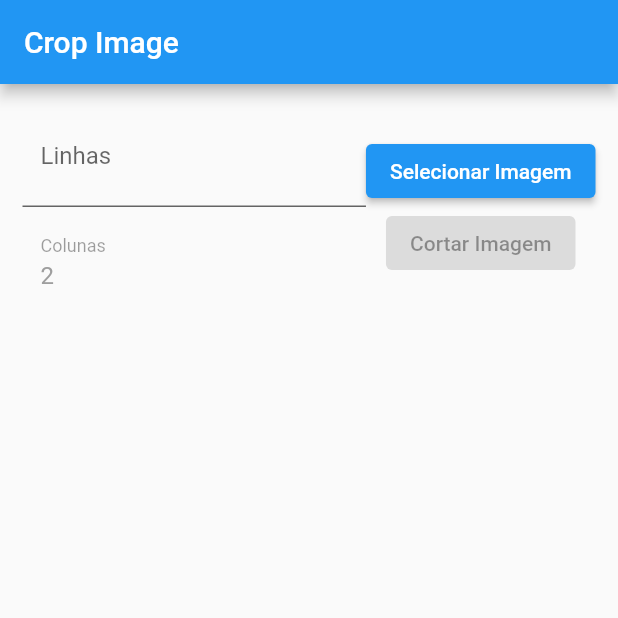
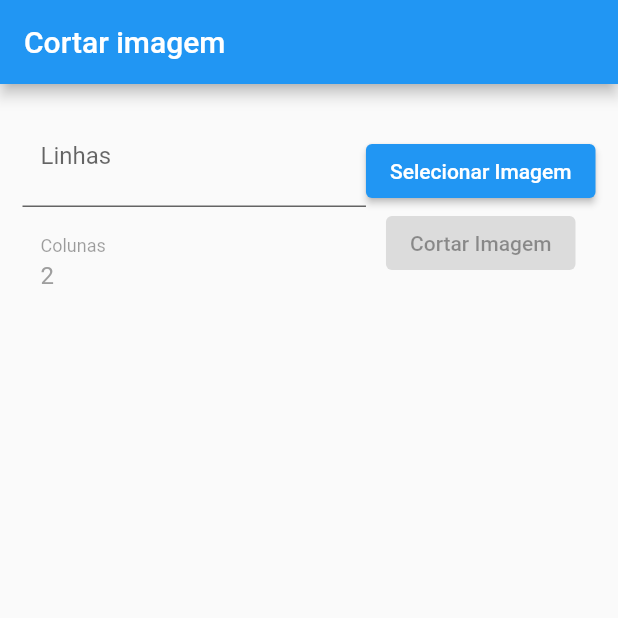
Before and after one commit to maiaraourives/cortar_imagem, a Flutter app: the screen it shows after launch, on a phone screen of 412 x 824 dp, the top half of it. Run offline on Flutter 3.47's test engine with Material 2 defaults, Android fonts, the phone set to English and light mode, and no system bars; our stand-ins replace flutter_mobx, image_picker, mobx; generated files the repository leaves out were written again.

Commit message:
Ajuste no for

```diff
--- a/lib/services/crop_image_service.dart
+++ b/lib/services/crop_image_service.dart
@@ -19,17 +19,12 @@ class CropImageService {
 
     late ui.Image parteImagem;
 
-    //TODO pegar o tamanho total da imagem
     int altura = imgs.height; //Altura da imagem
     int lagura = imgs.width; //Largura da imagem
 
-    //TODO dividir o total da altura da imagem pela quantidade de linhas -> vai descobrir a altura de cada parte
     int alturaCada = altura ~/ rows;
 
-    //TODO dividir o total da largura pela quantidade de colunas -> vai descobrir a largura de cada parte
     int laguraCada = lagura ~/ columns;
-
-    //TODO FOR para cortar as imagens
 
     //Quando for a primeira será Y e X sempre zero
     for(int i = 1; i >= rows; i >= columns){
@@ -46,6 +41,8 @@ class CropImageService {
         imgs = img.copyCrop(image as img.Image, x, y, laguraCada, alturaCada);
       }
 
+      for(int i = 1; i < rows; i < columns){
+
         if(i < columns){
           int x = lagura ~/ columns;
           imgs = img.copyCrop(image as img.Image, x, y, laguraCada, alturaCada);
@@ -57,17 +54,12 @@ class CropImageService {
           imgs = img.copyCrop(image as img.Image, x, y, laguraCada, alturaCada);
         }
 
-      img.Image? teste;
+      }
+    }
 
-      imgImageTo(teste!).then((value){
+    imgImageTo(imgs).then((value){
       parteImagem = value;
     });
-    }
-
-    // imgImageTo(imgs!).then((value){
-    //   parteImagem = value;
-    // });
-
 
     //retornar a lista
     return [imgs];
--- a/lib/views/cortar/cortar_view.dart
+++ b/lib/views/cortar/cortar_view.dart
@@ -1,4 +1,4 @@
-// import 'dart:ui' as ui;
+import 'dart:ui' as ui;
 import 'package:flutter/material.dart';
 import 'package:flutter/services.dart';
 import 'package:flutter_mobx/flutter_mobx.dart';
@@ -56,7 +56,7 @@ class _CortarViewState extends State<CortarView> {
 
   void cropImage() async {
     if (formKey.currentState!.validate()) {
-      final parts = await CropImageService.cropImage(cortar.colunas!, cortar.linhas!, stateView.image!, stateView.partsImages as img.Image);
+      final parts = await CropImageService.cropImage(cortar.colunas!, cortar.linhas!, stateView.image!, stateView.image as img.Image);
 
       stateView.setPartsImages(parts);
     }
@@ -65,36 +65,36 @@ class _CortarViewState extends State<CortarView> {
   @override
   Widget build(BuildContext context) {
 
-    // final partsImages = stateView.partsImages;
+    final partsImages = stateView.partsImages;
 
     List<Widget> children = [];
 
-    // for (int i = 0; i < partsImages.length; i += 2) {
-    //   if (i < partsImages.length - 1) {
-    //     ui.Image? parte1;
-    //     ui.Image? parte2;
+    for (int i = 0; i < partsImages.length; i += 2) {
+      if (i < partsImages.length - 1) {
+        ui.Image? parte1;
+        ui.Image? parte2;
 
-    //     parte1 = partsImages;
-    //     parte2 = partsImages;
+        parte1 = stateView.partsImages as ui.Image?;
+        parte2 = stateView.partsImages as ui.Image?;
 
-    //     children.add(Row(
-    //       mainAxisSize: MainAxisSize.min,
-    //       children: [
-    //         RawImage(image: parte1),
-    //         RawImage(image: parte2),
-    //       ],
-    //     ));
-    //   }
-    // }
+        children.add(Row(
+          mainAxisSize: MainAxisSize.min,
+          children: [
+            RawImage(image: parte1),
+            RawImage(image: parte2),
+          ],
+        ));
+      }
+    }
 
     return Scaffold(
-      appBar: AppBar(title: const Text('Crop Image')),
+      appBar: AppBar(title: const Text('Cortar imagem')),
       body: ListView(
         padding: const EdgeInsets.all(15),
         children: [
+
           Row(
             children: [
-
               Expanded(
                 child: Form(
                   key: formKey,
@@ -170,7 +170,27 @@ class _CortarViewState extends State<CortarView> {
                 // final partsImages = stateView.partsImages[index];
 
                 return Column(
-                  children: children,
+                  children: [
+                    Expanded(
+                      child: SizedBox(
+                        height: MediaQuery.of(context).size.height * 0.7,
+                        child: ClipRRect(
+                          borderRadius: BorderRadius.circular(20),
+                          child: const SingleChildScrollView(
+                            child: SingleChildScrollView(
+                              scrollDirection: Axis.horizontal,
+                              child: Center(
+                                child: Column(
+                                  mainAxisSize: MainAxisSize.min,
+                                  children: [],
+                                ),
+                              ),
+                            ),
+                          ),
+                        ),
+                      ),
+                    ),
+                  ],
                 );
               },
             ),
```
Lines whose indentation alone changed are shown as unchanged.
